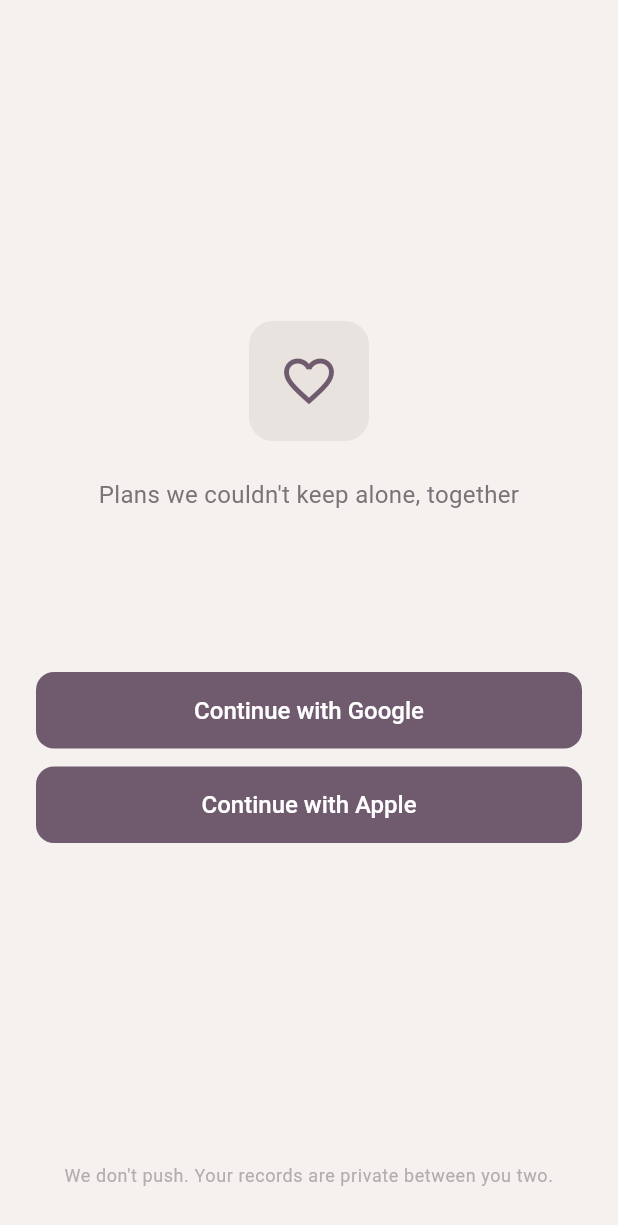
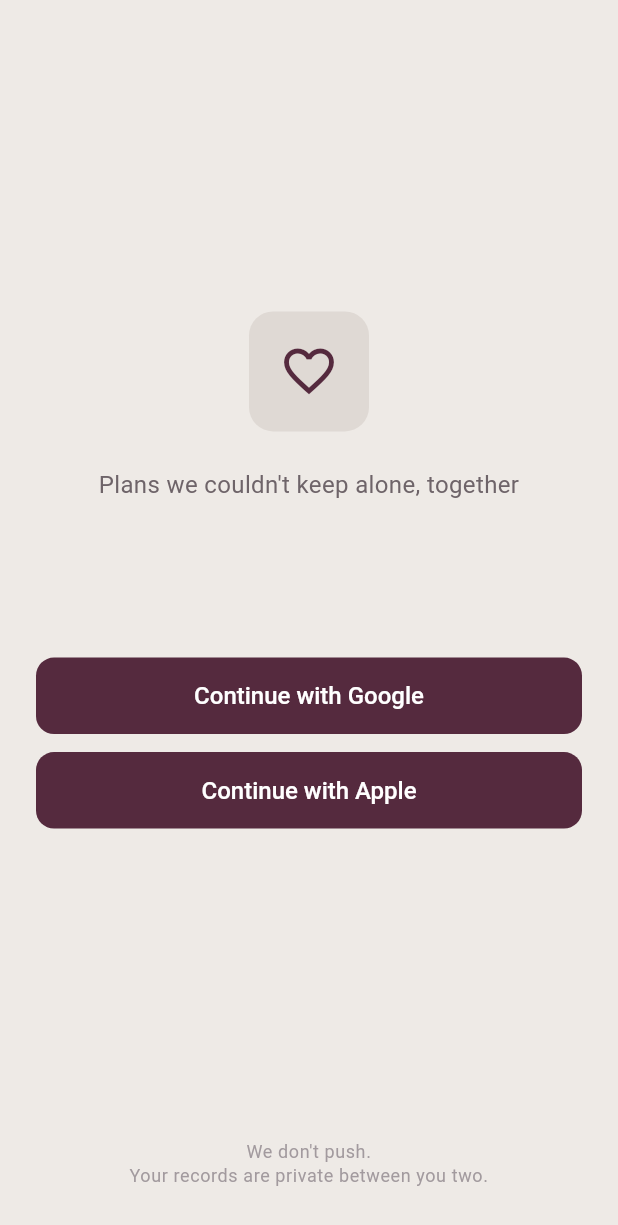
Before and after one commit to iplepine/nodtry, a Flutter app: the screen it shows after launch, on a phone screen of 412 x 824 dp. Shown: the top 1225 px of the screen. Run offline on Flutter 3.47's test engine with Material 3 defaults, Android fonts, the light colour scheme and no system bars.

```diff
--- a/lib/l10n/app_en.arb
+++ b/lib/l10n/app_en.arb
@@ -16,7 +16,7 @@
   "@loginWithApple": {
     "description": "Apple login button text"
   },
-  "privacyMessage": "We don't push. Your records are private between you two.",
+  "privacyMessage": "We don't push.\nYour records are private between you two.",
   "@privacyMessage": {
     "description": "Privacy message shown at bottom of login screen"
   },
--- a/lib/l10n/app_localizations.dart
+++ b/lib/l10n/app_localizations.dart
@@ -125,7 +125,7 @@
   /// Privacy message shown at bottom of login screen
   ///
   /// In en, this message translates to:
-  /// **'We don\'t push. Your records are private between you two.'**
+  /// **'We don\'t push.\nYour records are private between you two.'**
   String get privacyMessage;
 
   /// Headline on connect screen
--- a/lib/l10n/app_localizations_en.dart
+++ b/lib/l10n/app_localizations_en.dart
@@ -22,7 +22,7 @@
 
   @override
   String get privacyMessage =>
-      'We don\'t push. Your records are private between you two.';
+      'We don\'t push.\nYour records are private between you two.';
 
   @override
   String get connectHeadline => 'Want to entrust this month to someone?';
--- a/lib/theme/app_colors.dart
+++ b/lib/theme/app_colors.dart
@@ -23,17 +23,23 @@
   }
 
   // ============================================
-  // Theme A: Smoky Plum × Warm Stone
+  // Theme A: Velvet Wine Plum × Dark Stone
+  // "집중하게 만드는 관리자 색"
   // ============================================
-  static const Color _smokyPlumBackground = Color(0xFFF4F1EE); // Warm Stone
-  static const Color _smokyPlumSurface = Color(0xFFE8E3DE); // Soft Stone
-  static const Color _smokyPlumPrimary = Color(0xFF6F5A6E); // Smoky Plum
-  static const Color _smokyPlumPrimaryPressed = Color(0xFF5A4658); // Deep Plum
-  static const Color _smokyPlumSecondary = Color(0xFFCFC9C4); // Pale Stone
-  static const Color _smokyPlumDivider = Color(0xFFDED8D2); // Stone Line
-  static const Color _smokyPlumTextPrimary = Color(0xFF2F2A2C);
-  static const Color _smokyPlumTextSecondary = Color(0xFF7A7377);
-  static const Color _smokyPlumTextDisabled = Color(0xFFB4ADB0);
+  static const Color _smokyPlumBackground = Color(0xFFEEEAE6); // Dark Warm Stone
+  static const Color _smokyPlumSurface = Color(0xFFDFD9D4); // Soft Dark Stone
+  static const Color _smokyPlumPrimary = Color(0xFF552A3E); // Velvet Wine Plum
+  static const Color _smokyPlumPrimaryPressed = Color(0xFF462232); // Deep Velvet Wine
+  static const Color _smokyPlumPrimarySoft = Color(0xFF6E4156); // Muted Wine Plum (≤5%)
+  static const Color _smokyPlumSecondary = Color(0xFFC9C1BB); // Secondary
+  static const Color _smokyPlumOutline = Color(0xFFCCC4BE); // Outline
+  static const Color _smokyPlumDivider = Color(0xFFD2CBC6); // Stone Line
+  static const Color _smokyPlumDisabled = Color(0xFFB5ADA8); // Disabled
+  static const Color _smokyPlumTextPrimary = Color(0xFF201A1D);
+  static const Color _smokyPlumTextSecondary = Color(0xFF6E6469);
+  static const Color _smokyPlumTextDisabled = Color(0xFFA29A9E);
+  static const Color _smokyPlumAccentWine = Color(0xFF6A1F2B); // Accent Wine (≤5%)
+  static const Color _smokyPlumAccentInkViolet = Color(0xFF3A2A46); // Accent Ink Violet (포커스/전환, ≤400ms)
 
   // ============================================
   // Theme B: Deep Olive × Sand
@@ -97,6 +103,24 @@
     }
   }
 
+  static Color get outline {
+    switch (_currentTheme) {
+      case AppThemeType.smokyPlum:
+        return _smokyPlumOutline;
+      case AppThemeType.deepOlive:
+        return _deepOliveDivider; // Deep Olive에는 별도 outline 없음
+    }
+  }
+
+  static Color get disabled {
+    switch (_currentTheme) {
+      case AppThemeType.smokyPlum:
+        return _smokyPlumDisabled;
+      case AppThemeType.deepOlive:
+        return _deepOliveTextDisabled; // Deep Olive에는 별도 disabled 없음
+    }
+  }
+
   static Color get divider {
     switch (_currentTheme) {
       case AppThemeType.smokyPlum:
@@ -134,6 +158,40 @@
         return _smokyPlumTextDisabled;
       case AppThemeType.deepOlive:
         return _deepOliveTextDisabled;
+    }
+  }
+
+  // ============================================
+  // Accent Colors (Theme A only)
+  // ============================================
+
+  /// Accent Wine - 아이콘·선택 상태 (≤5%)
+  static Color get accentWine {
+    switch (_currentTheme) {
+      case AppThemeType.smokyPlum:
+        return _smokyPlumAccentWine;
+      case AppThemeType.deepOlive:
+        return _deepOlivePrimary; // Deep Olive에는 accent 없음
+    }
+  }
+
+  /// Accent Ink Violet - 포커스/전환 순간 (≤400ms)
+  static Color get accentInkViolet {
+    switch (_currentTheme) {
+      case AppThemeType.smokyPlum:
+        return _smokyPlumAccentInkViolet;
+      case AppThemeType.deepOlive:
+        return _deepOlivePrimary; // Deep Olive에는 accent 없음
+    }
+  }
+
+  /// Primary Soft - 배지·포커스 (제한적, ≤5%)
+  static Color get primarySoft {
+    switch (_currentTheme) {
+      case AppThemeType.smokyPlum:
+        return _smokyPlumPrimarySoft;
+      case AppThemeType.deepOlive:
+        return _deepOlivePrimary; // Deep Olive에는 primarySoft 없음
     }
   }
 
```
Also changed, not shown: 1 other file.
